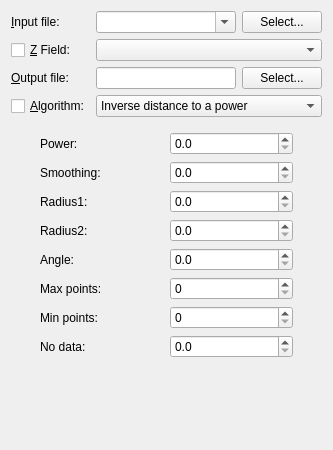
First picture: the form in qgis/python/plugins/GdalTools/tools/widgetGrid.ui, repository sourcepole/qgis, before the edit.
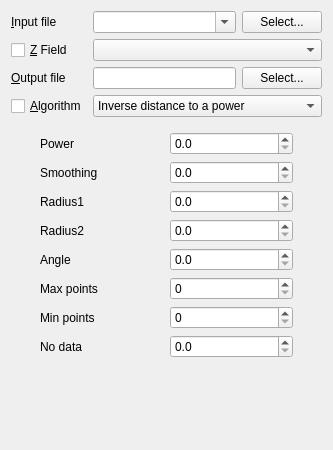
Second picture: the form after the edit.

Diff of the .ui file:
```diff
--- a/qgis/python/plugins/GdalTools/tools/widgetGrid.ui
+++ b/qgis/python/plugins/GdalTools/tools/widgetGrid.ui
@@ -25,7 +25,7 @@
      <item row="0" column="0">
       <widget class="QLabel" name="label">
        <property name="text">
-        <string>&amp;Input file:</string>
+        <string>&amp;Input file</string>
        </property>
        <property name="buddy">
         <cstring>selectInputFileButton</cstring>
@@ -62,7 +62,7 @@
      <item row="1" column="0">
       <widget class="QCheckBox" name="zfieldCheck">
        <property name="text">
-        <string>&amp;Z Field:</string>
+        <string>&amp;Z Field</string>
        </property>
       </widget>
      </item>
@@ -72,7 +72,7 @@
      <item row="2" column="0">
       <widget class="QLabel" name="label_2">
        <property name="text">
-        <string>&amp;Output file:</string>
+        <string>&amp;Output file</string>
        </property>
        <property name="buddy">
         <cstring>selectOutputFileButton</cstring>
@@ -103,7 +103,7 @@
      <item row="3" column="0">
       <widget class="QCheckBox" name="algorithmCheck">
        <property name="text">
-        <string>&amp;Algorithm:</string>
+        <string>&amp;Algorithm</string>
        </property>
       </widget>
      </item>
@@ -154,7 +154,7 @@
          <item row="0" column="0">
           <widget class="QLabel" name="label_3">
            <property name="text">
-            <string>Power:</string>
+            <string>Power</string>
            </property>
           </widget>
          </item>
@@ -168,7 +168,7 @@
          <item row="1" column="0">
           <widget class="QLabel" name="label_4">
            <property name="text">
-            <string>Smoothing:</string>
+            <string>Smoothing</string>
            </property>
           </widget>
          </item>
@@ -185,7 +185,7 @@
          <item row="2" column="0">
           <widget class="QLabel" name="label_5">
            <property name="text">
-            <string>Radius1:</string>
+            <string>Radius1</string>
            </property>
           </widget>
          </item>
@@ -202,7 +202,7 @@
          <item row="3" column="0">
           <widget class="QLabel" name="label_6">
            <property name="text">
-            <string>Radius2:</string>
+            <string>Radius2</string>
            </property>
           </widget>
          </item>
@@ -219,7 +219,7 @@
          <item row="4" column="0">
           <widget class="QLabel" name="label_7">
            <property name="text">
-            <string>Angle:</string>
+            <string>Angle</string>
            </property>
           </widget>
          </item>
@@ -236,7 +236,7 @@
          <item row="5" column="0">
           <widget class="QLabel" name="label_8">
            <property name="text">
-            <string>Max points:</string>
+            <string>Max points</string>
            </property>
           </widget>
          </item>
@@ -250,7 +250,7 @@
          <item row="6" column="0">
           <widget class="QLabel" name="label_9">
            <property name="text">
-            <string>Min points:</string>
+            <string>Min points</string>
            </property>
           </widget>
          </item>
@@ -264,7 +264,7 @@
          <item row="7" column="0">
           <widget class="QLabel" name="label_10">
            <property name="text">
-            <string>No data:</string>
+            <string>No data</string>
            </property>
           </widget>
          </item>
```
Left out of the diff: 30 changed lines with no effect on the pictures.
